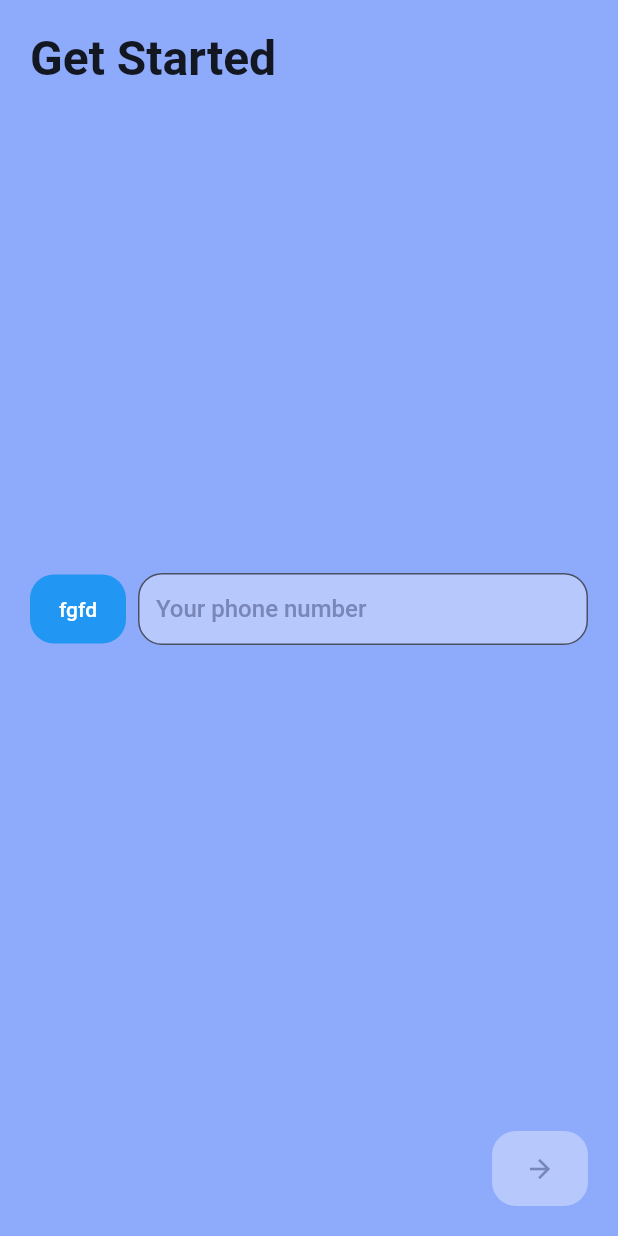
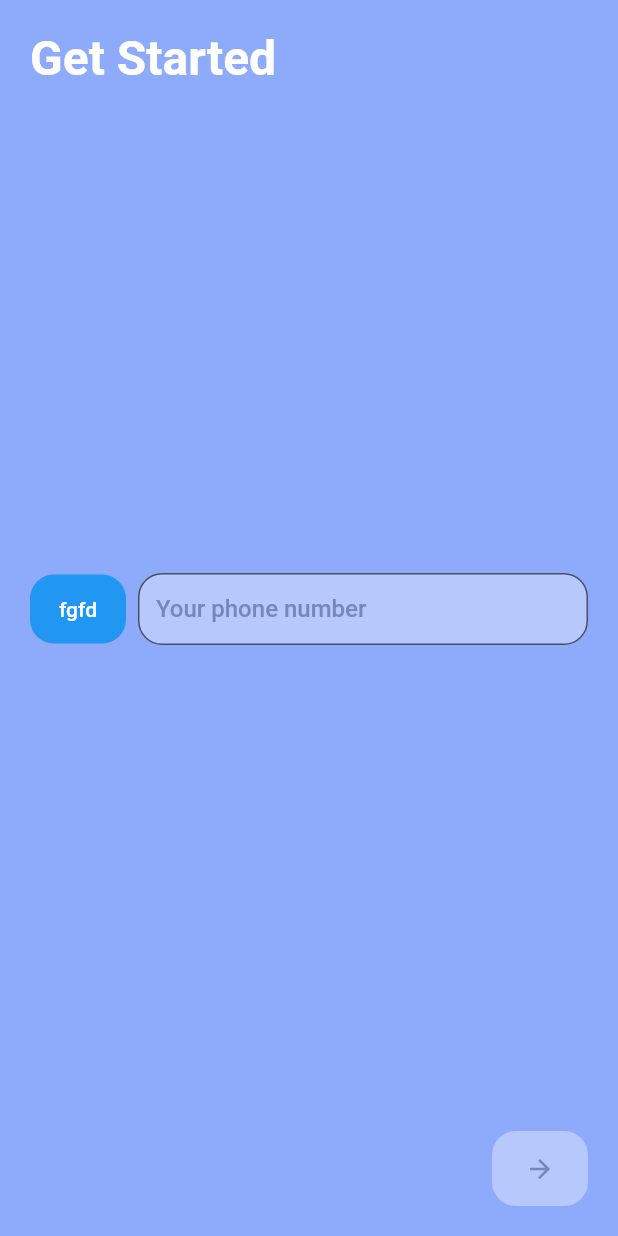
Before and after one commit to NataliyaKoval/flutter_phone, a Flutter app: the screen it shows after launch, on a phone screen of 412 x 824 dp. Run offline on Flutter 3.47's test engine with Material 2 defaults, Android fonts, the phone set to English and light mode, and no system bars; our stand-ins replace flutter_svg, mask_text_input_formatter; network calls fail.

Commit message:
Create CountryListItem; add inputDecorationTheme and textTheme

```diff
--- a/lib/screens/home.dart
+++ b/lib/screens/home.dart
@@ -45,11 +45,8 @@ class _HomeState extends State<Home> {
             mainAxisAlignment: MainAxisAlignment.spaceBetween,
             crossAxisAlignment: CrossAxisAlignment.start,
             children: [
-              const Text('Get Started',
-                  style: TextStyle(
-                    fontSize: 32,
-                    fontWeight: FontWeight.w700,
-                  )),
+              Text('Get Started',
+                style: Theme.of(context).textTheme.headline1,),
               Row(
                 children: [
                   ElevatedButton(
@@ -74,20 +71,8 @@ class _HomeState extends State<Home> {
                     child: TextField(
                       keyboardType: TextInputType.number,
                       onChanged: checkPhoneLength,
-                      decoration: InputDecoration(
-                        fillColor: const Color.fromRGBO(244, 245, 255, 0.4),
-                        filled: true,
-                        contentPadding: const EdgeInsets.symmetric(
-                            vertical: 14.0, horizontal: 12.0),
-                        border: OutlineInputBorder(
-                          borderRadius: BorderRadius.circular(16.0),
-                        ),
+                      decoration: const InputDecoration(
                         hintText: 'Your phone number',
-                        hintStyle: const TextStyle(
-                          color: Color(0xff7886B8),
-                          fontSize: 16.0,
-                          fontWeight: FontWeight.w500,
-                        ),
                       ),
                       inputFormatters: [maskFormatter],
                     ),
--- a/lib/themes/app_theme.dart
+++ b/lib/themes/app_theme.dart
@@ -5,7 +5,6 @@ import '../consts/app_colors.dart';
 class AppTheme {
   ThemeData lightTheme = ThemeData(
     backgroundColor: AppColors.blue,
-
     elevatedButtonTheme: ElevatedButtonThemeData(
       style: ButtonStyle(
         padding: MaterialStateProperty.all<EdgeInsetsGeometry>(
@@ -23,5 +22,27 @@ class AppTheme {
         ),
       ),
     ),
+    inputDecorationTheme: InputDecorationTheme(
+      fillColor: const Color.fromRGBO(244, 245, 255, 0.4),
+      filled: true,
+      contentPadding:
+          const EdgeInsets.symmetric(vertical: 14.0, horizontal: 12.0),
+      border: OutlineInputBorder(
+        borderRadius: BorderRadius.circular(16.0),
+      ),
+      hintStyle: const TextStyle(
+        color: Color(0xff7886B8),
+        fontSize: 16.0,
+        fontWeight: FontWeight.w500,
+      ),
+    ),
+
+    textTheme: const TextTheme(
+      headline1: TextStyle(
+        fontSize: 32,
+        fontWeight: FontWeight.w700,
+        color: AppColors.white,
+      ),
+    ),
   );
 }
--- a/pubspec.yaml
+++ b/pubspec.yaml
@@ -33,6 +33,7 @@ dependencies:
     sdk: flutter
   mask_text_input_formatter: ^2.4.0
   http: ^0.13.5
+  flutter_svg: ^1.1.5
 
   # The following adds the Cupertino Icons font to your application.
   # Use with the CupertinoIcons class for iOS style icons.
```
Also changed, not shown: lib/widgets/bottom_sheet.dart (+31 -14 lines), lib/widgets/country_list_item.dart (added, +38 -0 lines), pubspec.lock.
